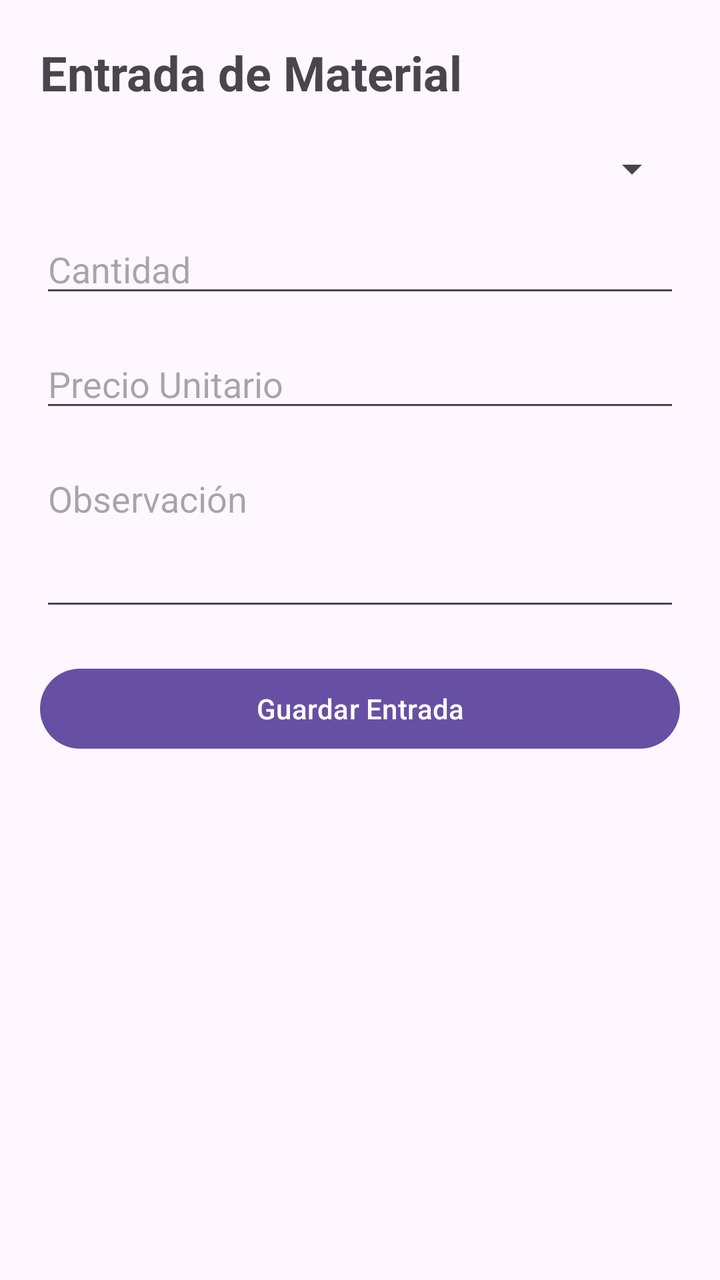
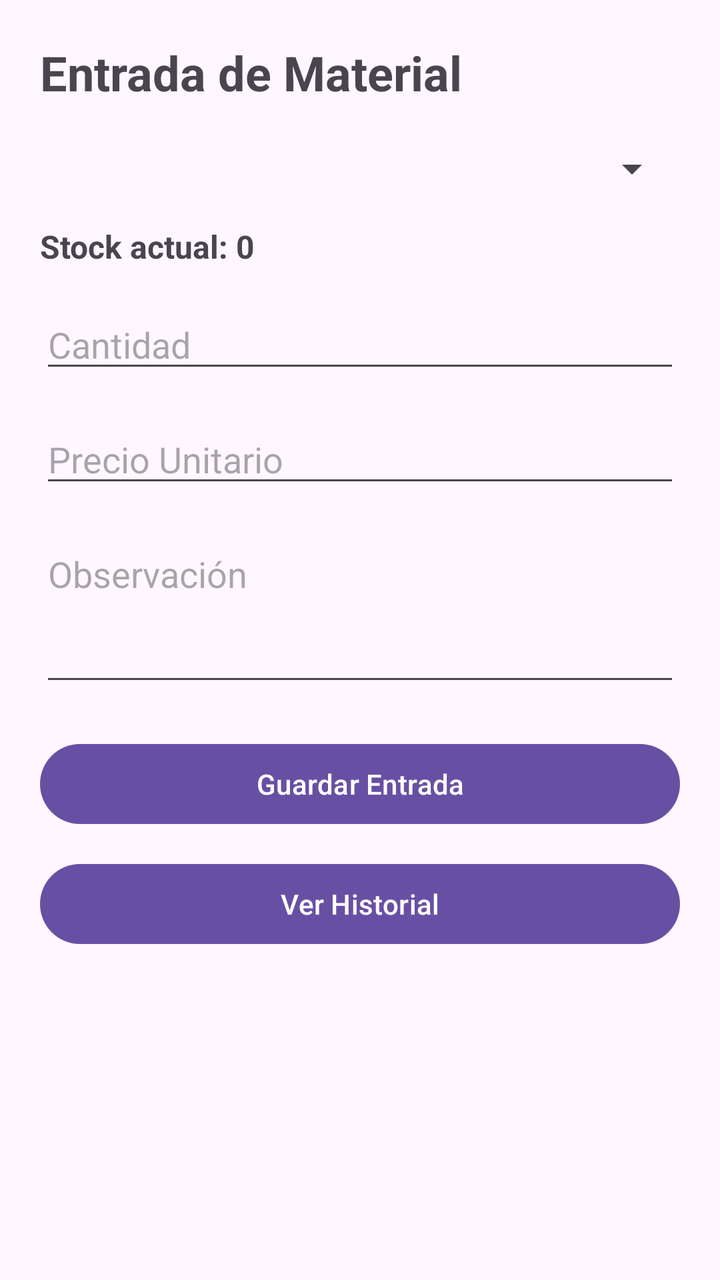

An Android layout rendered at two revisions. The XML below is the earlier revision; the diff shows what the commit changed to produce the second picture.
<!-- AndroidManifest.xml: application theme Theme.Control_Material -->
<!-- res/layout/activity_entrada_material.xml -->
<?xml version="1.0" encoding="utf-8"?>
<ScrollView xmlns:android="http://schemas.android.com/apk/res/android"
    android:layout_width="match_parent"
    android:layout_height="match_parent">

    <LinearLayout
        android:layout_width="match_parent"
        android:layout_height="wrap_content"
        android:orientation="vertical"
        android:padding="20dp">

        
        <TextView
            android:layout_width="wrap_content"
            android:layout_height="wrap_content"
            android:text="Entrada de Material"
            android:textSize="24sp"
            android:textStyle="bold"
            android:layout_marginBottom="20dp"/>

        
        <Spinner
            android:id="@+id/spMaterial"
            android:layout_width="match_parent"
            android:layout_height="wrap_content"
            android:layout_marginBottom="16dp"/>

        
        <EditText
            android:id="@+id/etCantidad"
            android:layout_width="match_parent"
            android:layout_height="wrap_content"
            android:hint="Cantidad"
            android:inputType="numberDecimal"
            android:layout_marginBottom="16dp"/>

        
        <EditText
            android:id="@+id/etPrecio"
            android:layout_width="match_parent"
            android:layout_height="wrap_content"
            android:hint="Precio Unitario"
            android:inputType="numberDecimal"
            android:layout_marginBottom="16dp"/>

        
        <EditText
            android:id="@+id/etObservacion"
            android:layout_width="match_parent"
            android:layout_height="wrap_content"
            android:hint="Observación"
            android:minLines="3"
            android:gravity="top"
            android:layout_marginBottom="20dp"/>

        
        <Button
            android:id="@+id/btnGuardar"
            android:layout_width="match_parent"
            android:layout_height="wrap_content"
            android:text="Guardar Entrada"/>

    </LinearLayout>

</ScrollView>
<!-- resources referenced by this layout -->
<resources>
  <style name="Theme.Control_Material" parent="Base.Theme.Control_Material" />
  <style name="Base.Theme.Control_Material" parent="Theme.Material3.DayNight.NoActionBar">
          
          
      </style>
</resources>

<!-- the commit's change to res/layout/activity_entrada_material.xml (unified diff, before → after) -->
@@ -24,7 +24,15 @@
             android:layout_width="match_parent"
             android:layout_height="wrap_content"
             android:layout_marginBottom="16dp"/>
-
+        
+        <TextView
+            android:id="@+id/tvStock"
+            android:layout_width="wrap_content"
+            android:layout_height="wrap_content"
+            android:text="Stock actual: 0"
+            android:textSize="16sp"
+            android:textStyle="bold"
+            android:layout_marginBottom="16dp"/>
         
         <EditText
             android:id="@+id/etCantidad"
@@ -59,7 +67,13 @@
             android:layout_width="match_parent"
             android:layout_height="wrap_content"
             android:text="Guardar Entrada"/>
-
+        
+        <Button
+            android:id="@+id/btnHistorial"
+            android:layout_width="match_parent"
+            android:layout_height="wrap_content"
+            android:text="Ver Historial"
+            android:layout_marginTop="12dp"/>
     </LinearLayout>
 
 </ScrollView>
